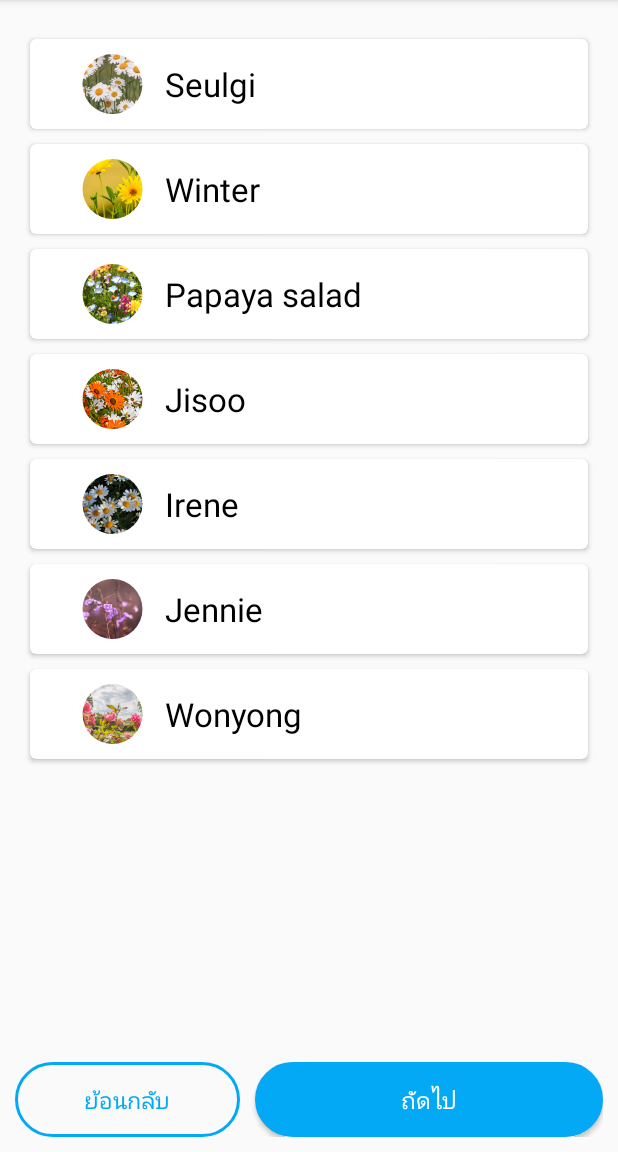
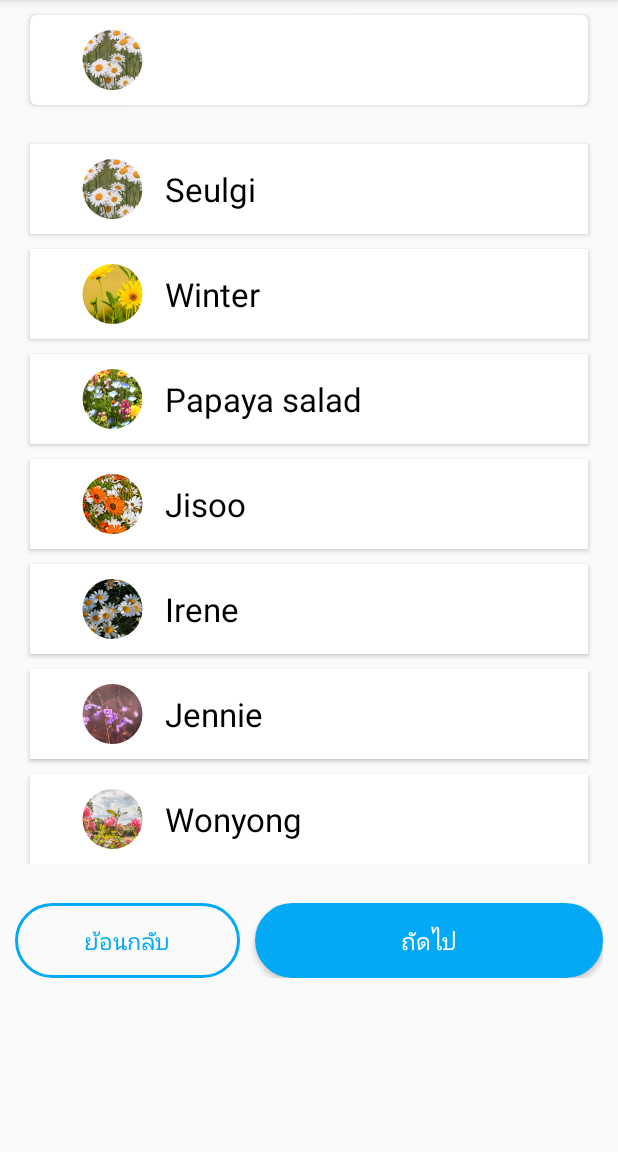
Before and after one commit to Phetchapa/Hantanjai_app_proj, an Android app: the screen it shows after launch (HanmoneyStep1), on a phone screen of 412 x 824 dp, the part 84-1236 px from its top. Run offline under Robolectric (Android 15) with nearby library versions, the phone set to English and light mode, and no system bars; our stand-ins replace CircleImageView.

Commit message:
send value

```diff
--- a/app/build.gradle.kts
+++ b/app/build.gradle.kts
@@ -45,6 +45,7 @@ dependencies {
     implementation("com.google.android.material:material:1.11.0")
     implementation("androidx.constraintlayout:constraintlayout:2.1.4")
     implementation("androidx.compose.ui:ui-android:1.6.1")
+    implementation("androidx.legacy:legacy-support-v4:1.0.0")
     testImplementation("junit:junit:4.13.2")
     androidTestImplementation("androidx.test.ext:junit:1.1.5")
     androidTestImplementation("androidx.test.espresso:espresso-core:3.5.1")
--- a/app/src/main/java/com/example/hantanjai_app_proj/HanmoneyStep1.kt
+++ b/app/src/main/java/com/example/hantanjai_app_proj/HanmoneyStep1.kt
@@ -9,6 +9,7 @@ import android.view.View
 import android.widget.Button
 import android.widget.TextView
 import androidx.appcompat.app.AppCompatActivity
+import androidx.cardview.widget.CardView
 import androidx.recyclerview.selection.ItemDetailsLookup
 import androidx.recyclerview.selection.SelectionPredicates
 import androidx.recyclerview.selection.SelectionTracker
@@ -22,6 +23,7 @@ class HanmoneyStep1 : AppCompatActivity() {
 
     var recyclerView: RecyclerView? = null
     var step1btnconfirm: Button? = null
+    var card_view_selectAll: CardView?= null
 
     var friendName = arrayOf(
         "Seulgi",
@@ -51,6 +53,23 @@ class HanmoneyStep1 : AppCompatActivity() {
         val myAdapterForHanStepOne = MyAdapterForHanStepOne(friendName, userProfile)
         recyclerView!!.adapter = myAdapterForHanStepOne
 
+        //select all
+        // Flag to track whether all items are selected or not
+        var allItemsSelected = false
+
+        card_view_selectAll?.setOnClickListener {
+            if (!allItemsSelected) {
+                // Select all items in the RecyclerView
+                myAdapterForHanStepOne.selectAllItems()
+                allItemsSelected = true
+            } else {
+                // Deselect all items in the RecyclerView
+                myAdapterForHanStepOne.deselectAllItems()
+                allItemsSelected = false
+            }
+        }
+        //end select all
+
         step1btnconfirm?.setOnClickListener {
             val selectedIndices = myAdapterForHanStepOne.getSelectedIndices()
 
@@ -72,6 +91,7 @@ class HanmoneyStep1 : AppCompatActivity() {
     fun init(){
         recyclerView = findViewById(R.id.recycler_view)
         step1btnconfirm = findViewById(R.id.step1btnconfirm)
+        card_view_selectAll = findViewById(R.id.card_view_selectAll)
     }
 
 }
--- a/app/src/main/java/com/example/hantanjai_app_proj/MyAdapterForHanStepOne.kt
+++ b/app/src/main/java/com/example/hantanjai_app_proj/MyAdapterForHanStepOne.kt
@@ -1,17 +1,12 @@
 package com.example.hantanjai_app_proj
 
 import android.annotation.SuppressLint
-import android.util.SparseBooleanArray
 import android.view.LayoutInflater
-import android.view.MotionEvent
 import android.view.View
 import android.view.ViewGroup
 import android.widget.TextView
 import androidx.cardview.widget.CardView
-import androidx.compose.ui.graphics.Color
 import androidx.core.content.ContextCompat
-import androidx.recyclerview.selection.ItemDetailsLookup
-import androidx.recyclerview.selection.SelectionTracker
 import androidx.recyclerview.widget.RecyclerView
 import de.hdodenhof.circleimageview.CircleImageView
 
@@ -20,6 +15,23 @@ class MyAdapterForHanStepOne(val items:Array<String>, val imageId:Array<Int>):
 
     private var selectedItems = mutableListOf<Int>()
 
+    //select all
+    private var allItemsSelected = false
+
+    fun selectAllItems() {
+        selectedItems.clear()
+        selectedItems.addAll(0 until itemCount)
+        allItemsSelected = true
+        notifyDataSetChanged()
+    }
+
+    fun deselectAllItems() {
+        selectedItems.clear()
+        allItemsSelected = false
+        notifyDataSetChanged()
+    }
+    //end select all
+
     //send
     // Function to get selected indices
     fun getSelectedIndices(): List<Int> {
@@ -27,10 +39,14 @@ class MyAdapterForHanStepOne(val items:Array<String>, val imageId:Array<Int>):
     }
     //end send
 
-    override fun onCreateViewHolder(parent: ViewGroup, viewType: Int): MyAdapterForHanStepOne.ViewHolder {
+    override fun onCreateViewHolder(parent: ViewGroup, viewType: Int): ViewHolder {
         return ViewHolder(
             LayoutInflater.from(parent.context).inflate(
-                R.layout.todo_task, parent, false))
+                R.layout.todo_task,
+                parent,
+                false
+            )
+        )
     }
 
     @SuppressLint("ResourceAsColor")
@@ -42,8 +58,16 @@ class MyAdapterForHanStepOne(val items:Array<String>, val imageId:Array<Int>):
 
 
         // Change background color based on selection
-        val backgroundColor = if (isSelected) R.color.ColorLightGray else R.color.white
-        holder.cardView?.setCardBackgroundColor(ContextCompat.getColor(holder.itemView.context, backgroundColor))
+        val backgroundColor =
+            if (isSelected || allItemsSelected) R.color.ColorLightGray else R.color.white
+
+        // Use setBackgroundColor to set the background color
+        holder.cardView?.setBackgroundColor(
+            ContextCompat.getColor(
+                holder.itemView.context,
+                backgroundColor
+            )
+        )
 
         // Set the click listener for item selection
         holder.itemView.setOnClickListener {
@@ -52,6 +76,7 @@ class MyAdapterForHanStepOne(val items:Array<String>, val imageId:Array<Int>):
             } else {
                 selectedItems.add(position)
             }
+            allItemsSelected = false
             notifyItemChanged(position)
         }
     }
@@ -68,8 +93,8 @@ class MyAdapterForHanStepOne(val items:Array<String>, val imageId:Array<Int>):
     }
 
     class ViewHolder(itemView: View) : RecyclerView.ViewHolder(itemView) {
-        internal var nameTextView : TextView? = itemView.findViewById(R.id.task_title)
+        internal var nameTextView : TextView? = itemView.findViewById(R.id.task_title_select_all)
         internal var imageIdView : CircleImageView? = itemView.findViewById(R.id.profile_image)
-        internal var cardView: CardView? = itemView.findViewById(R.id.card_view)
+        internal var cardView: CardView? = itemView.findViewById(R.id.card_view_selectAll)
     }
 }
--- a/app/src/main/res/layout/activity_hanmoney_step_one.xml
+++ b/app/src/main/res/layout/activity_hanmoney_step_one.xml
@@ -5,6 +5,88 @@
     android:layout_width="match_parent"
     android:layout_height="match_parent"
     tools:context=".HanmoneyStep1">
+
+    <androidx.core.widget.NestedScrollView
+        android:layout_width="364dp"
+        android:layout_height="12dp"
+        android:fillViewport="true"
+        tools:layout_editor_absoluteX="46dp"
+        tools:layout_editor_absoluteY="310dp">
+
+    </androidx.core.widget.NestedScrollView>
+
+    <LinearLayout
+        android:layout_width="match_parent"
+        android:layout_height="wrap_content"
+        android:layout_marginTop="0dp"
+        android:orientation="vertical"
+        app:layout_constraintTop_toTopOf="parent"
+        tools:layout_editor_absoluteX="46dp">
+
+        <!--    card view    -->
+        <androidx.cardview.widget.CardView
+            android:id="@+id/card_view_selectAll"
+            android:layout_width="match_parent"
+            android:layout_height="60dp"
+            android:layout_marginTop="10dp"
+            android:layout_marginStart="20dp"
+            android:layout_marginEnd="20dp"
+            app:cardCornerRadius="4dp">
+
+            <LinearLayout
+                android:layout_width="match_parent"
+                android:layout_height="wrap_content"
+                android:layout_marginStart="20dp"
+                android:layout_marginTop="10dp"
+                android:layout_marginBottom="10dp"
+                android:orientation="horizontal"
+                android:gravity="center">
+
+                <LinearLayout
+                    android:layout_width="0dp"
+                    android:layout_height="wrap_content"
+                    android:layout_weight="0.2"
+                    android:orientation="vertical">
+                    <!-- ส่วนของเนื้อหาของ LinearLayout ที่เป็นแนวนอนที่ 1 -->
+
+                    <RelativeLayout
+                        android:layout_width="match_parent"
+                        android:layout_height="match_parent"
+                        tools:context=".MainActivity">
+
+                        <!-- Circular Image View  -->
+                        <de.hdodenhof.circleimageview.CircleImageView
+                            android:id="@+id/profile_image"
+                            android:layout_width="300dp"
+                            android:layout_height="300dp"
+                            android:layout_centerInParent="true"
+                            android:src="@drawable/flower01" />
+
+                    </RelativeLayout>
+                </LinearLayout>
+
+                <LinearLayout
+                    android:layout_width="0dp"
+                    android:layout_height="wrap_content"
+                    android:layout_weight="0.8"
+                    android:orientation="vertical">
+                    <!-- ส่วนของเนื้อหาของ LinearLayout ที่เป็นแนวนอนที่ 2 -->
+                    <TextView
+                        android:id="@+id/task_title_select_all"
+                        android:layout_width="wrap_content"
+                        android:layout_height="wrap_content"
+                        android:fontFamily="sans-serif"
+                        android:textColor="@color/black"
+                        android:textSize="22sp"
+                        tools:text="เลือกทั้งหมด" />
+                </LinearLayout>
+
+            </LinearLayout>
+
+
+
+        </androidx.cardview.widget.CardView>
+        <!--  end card view  -->
 
         <androidx.recyclerview.widget.RecyclerView
             android:id="@+id/recycler_view"
@@ -19,27 +101,29 @@
             android:layout_height="70dp"
             android:gravity="center_vertical"
             android:orientation="horizontal"
-        android:padding="10dp"
-        app:layout_constraintBottom_toBottomOf="parent">
+            android:padding="10dp">
+
             <Button
                 android:id="@+id/step1btnback"
                 android:layout_width="150dp"
                 android:layout_height="50dp"
+                android:background="@drawable/buttonbackforstep2"
                 android:text="ย้อนกลับ"
                 android:textColor="@color/skyblue"
-            android:background="@drawable/buttonbackforstep2"
                 android:textSize="15sp"
                 app:cornerRadius="8dp" />
+
             <Button
                 android:id="@+id/step1btnconfirm"
                 android:layout_width="match_parent"
                 android:layout_height="50dp"
-            android:textColor="@color/white"
+                android:layout_marginStart="10dp"
                 android:background="@drawable/buttonconfirmforstep2"
                 android:text="ถัดไป"
 
-            android:textSize="15sp"
-            android:layout_marginStart="10dp" />
+                android:textColor="@color/white"
+                android:textSize="15sp" />
+        </LinearLayout>
     </LinearLayout>
 
 </androidx.constraintlayout.widget.ConstraintLayout>
--- a/app/src/main/res/layout/todo_task.xml
+++ b/app/src/main/res/layout/todo_task.xml
@@ -2,7 +2,7 @@
 <androidx.cardview.widget.CardView xmlns:android="http://schemas.android.com/apk/res/android"
     xmlns:app="http://schemas.android.com/apk/res-auto"
     xmlns:tools="http://schemas.android.com/tools"
-    android:id="@+id/card_view"
+    android:id="@+id/card_view_selectAll"
     android:layout_width="match_parent"
     android:layout_height="60dp"
     android:layout_marginTop="10dp"
@@ -49,7 +49,7 @@
             android:orientation="vertical">
             <!-- ส่วนของเนื้อหาของ LinearLayout ที่เป็นแนวนอนที่ 2 -->
             <TextView
-                android:id="@+id/task_title"
+                android:id="@+id/task_title_select_all"
                 android:layout_width="wrap_content"
                 android:layout_height="wrap_content"
                 android:fontFamily="sans-serif"
--- a/app/src/main/res/layout/todo_taskedit.xml
+++ b/app/src/main/res/layout/todo_taskedit.xml
@@ -17,7 +17,7 @@ xmlns:tools="http://schemas.android.com/tools"
     android:layout_width="match_parent"
       android:layout_height="60dp"
 
-    android:id="@+id/card_view"
+    android:id="@+id/card_view_selectAll"
 
        android:layout_marginEnd="20dp"
         android:layout_marginStart="20dp"
```
Lines whose indentation alone changed are shown as unchanged.
